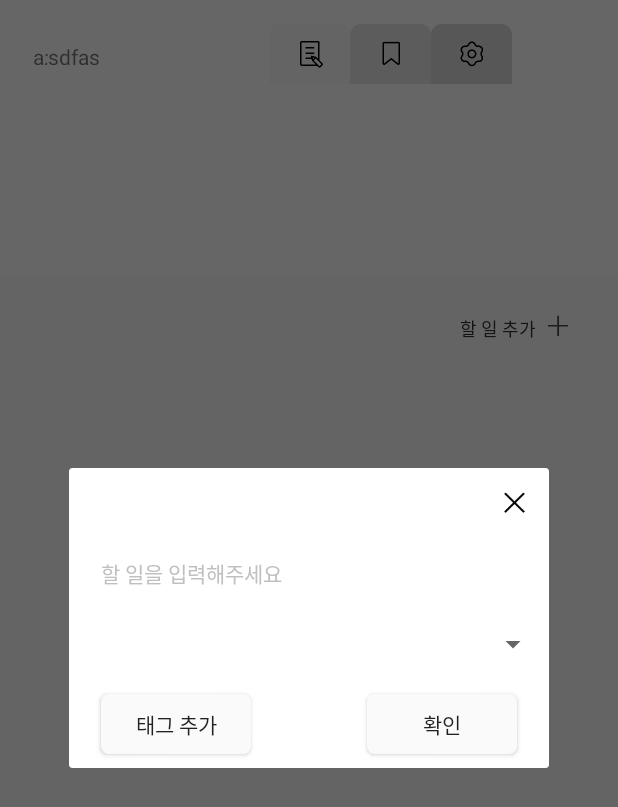
After one commit to yu04038/Our-To-Do, an Android app: the fragment AddTodoDialog placed in its activity, on a phone screen of 412 x 824 dp. The commit adds this screen. Shown: the top 807 px of the screen. Run offline under Robolectric (Android 15) with nearby library versions, the phone set to English and light mode, and no system bars.

Commit message:
feat: todo 다이얼로그 구현

```diff
--- a/app/src/main/java/com/example/ourtodo/di/appModule.kt
+++ b/app/src/main/java/com/example/ourtodo/di/appModule.kt
@@ -19,6 +19,7 @@ var appModule = module {
 var viewModelModule = module {
 
     viewModel { SignUpViewModel() }
+    viewModel { ToDoViewModel() }
     viewModel { LoginViewModel() }
     viewModel { MainViewModel(get(), get()) }
     viewModel { PasswordViewModel(get()) }
--- /dev/null
+++ b/app/src/main/java/com/example/ourtodo/screen/main/AddTodoDialog.kt
@@ -0,0 +1,36 @@
+package com.example.ourtodo.screen.main
+
+import android.app.Dialog
+import android.graphics.Color
+import android.graphics.drawable.ColorDrawable
+import android.os.Bundle
+import android.util.Log
+import android.view.LayoutInflater
+import android.view.View
+import android.view.ViewGroup
+import androidx.appcompat.app.AppCompatDialog
+import androidx.fragment.app.DialogFragment
+import com.example.ourtodo.R
+import com.example.ourtodo.databinding.DialogAddTodoBinding
+
+class AddTodoDialog() : DialogFragment() {
+
+    private lateinit var binding: DialogAddTodoBinding
+
+    override fun onCreateView(
+        inflater: LayoutInflater,
+        container: ViewGroup?,
+        savedInstanceState: Bundle?
+    ): View? {
+        binding = DialogAddTodoBinding.inflate(inflater, container, false)
+        return binding.root
+    }
+
+    override fun onViewCreated(view: View, savedInstanceState: Bundle?) = with(binding) {
+        super.onViewCreated(view, savedInstanceState)
+
+        addToDoXButton.setOnClickListener {
+            dialog?.dismiss()
+        }
+    }
+}
--- a/app/src/main/java/com/example/ourtodo/screen/main/MainActivity.kt
+++ b/app/src/main/java/com/example/ourtodo/screen/main/MainActivity.kt
@@ -4,11 +4,13 @@ import android.content.Intent
 import androidx.appcompat.app.AppCompatActivity
 import android.os.Bundle
 import android.util.Log
+import androidx.fragment.app.Fragment
 import com.example.ourtodo.OurToDoApplication
 import com.example.ourtodo.R
 import com.example.ourtodo.databinding.ActivityMainBinding
 import com.example.ourtodo.databinding.ActivitySignUpBinding
 import com.example.ourtodo.screen.base.BaseActivity
+import com.example.ourtodo.screen.login.EmailCertificateFragment
 import com.example.ourtodo.screen.splash.SplashActivity
 import com.example.ourtodo.viewmodel.MainViewModel
 import com.example.ourtodo.viewmodel.SignUpViewModel
@@ -38,7 +40,7 @@ class MainActivity  : BaseActivity<MainViewModel, ActivityMainBinding>(){
 
     override fun initViews() = with(binding){
         super.initViews()
-
+        showFragment(ToDoFragment.newInstance(), ToDoFragment.TAG)
         viewModel.test(accessToken)
 
         settingLayout.setOnClickListener {
@@ -49,4 +51,19 @@ class MainActivity  : BaseActivity<MainViewModel, ActivityMainBinding>(){
             Log.e("click", "todo")
         }
     }
+
+    fun showFragment(fragment: Fragment, tag: String) {
+        val findFragment = supportFragmentManager.findFragmentByTag(tag)
+
+        supportFragmentManager.fragments.forEach { fm ->
+            supportFragmentManager.beginTransaction().hide(fm).commit()
+        }
+        findFragment?.let {
+            supportFragmentManager.beginTransaction().show(it).commit()
+        } ?: kotlin.run {
+            supportFragmentManager.beginTransaction()
+                .add(R.id.mainContainer, fragment, tag)
+                .commit()
+        }
+    }
 }
--- a/app/src/main/java/com/example/ourtodo/screen/main/ToDoFragment.kt
+++ b/app/src/main/java/com/example/ourtodo/screen/main/ToDoFragment.kt
@@ -1,20 +1,14 @@
 package com.example.ourtodo.screen.main
 
-import android.os.Bundle
-import androidx.fragment.app.Fragment
-import android.view.LayoutInflater
-import android.view.View
-import android.view.ViewGroup
-import com.example.ourtodo.R
-import com.example.ourtodo.databinding.FragmentLoginBinding
 import com.example.ourtodo.databinding.FragmentToDoBinding
 import com.example.ourtodo.screen.base.BaseFragment
-import com.example.ourtodo.viewmodel.LoginFragmentViewModel
-import com.example.ourtodo.viewmodel.PasswordViewModel
 import com.example.ourtodo.viewmodel.ToDoViewModel
+import org.koin.androidx.scope.fragmentScope
 import org.koin.androidx.viewmodel.ext.android.viewModel
 
 class ToDoFragment : BaseFragment<ToDoViewModel, FragmentToDoBinding>() {
+
+    private val context = this
 
     override fun getViewBinding(): FragmentToDoBinding = FragmentToDoBinding.inflate(layoutInflater)
 
@@ -24,4 +18,25 @@ class ToDoFragment : BaseFragment<ToDoViewModel, FragmentToDoBinding>() {
 
     }
 
+    override fun initViews() = with(binding){
+        super.initViews()
+
+        addToDoButton.setOnClickListener {
+            val dialog = AddTodoDialog()
+
+            dialog.show(activity!!.supportFragmentManager, TAG)
+        }
+
+        addToDoTextView.setOnClickListener {
+            val dialog = AddTodoDialog()
+
+            fragmentManager?.let { dialog.show(fragmentManager!!, TAG) }
+        }
+    }
+
+    companion object {
+        const val TAG = "ToDoFragment"
+        fun newInstance() = ToDoFragment()
+    }
+
 }
--- /dev/null
+++ b/app/src/main/res/drawable/main_add_todo_dialog_shape.xml
@@ -0,0 +1,7 @@
+<?xml version="1.0" encoding="utf-8"?>
+<shape xmlns:android="http://schemas.android.com/apk/res/android">
+    <solid
+        android:color="#FFFFFF"/>
+    <corners
+        android:radius="10dp"/>
+</shape>
--- /dev/null
+++ b/app/src/main/res/drawable/main_add_todo_edittext_shape.xml
@@ -0,0 +1,5 @@
+<?xml version="1.0" encoding="utf-8"?>
+<shape xmlns:android="http://schemas.android.com/apk/res/android">
+    <solid
+        android:color="#FFFFFF"/>
+</shape>
--- /dev/null
+++ b/app/src/main/res/drawable/main_add_todo_ok.xml
@@ -0,0 +1,9 @@
+<?xml version="1.0" encoding="utf-8"?>
+<shape xmlns:android="http://schemas.android.com/apk/res/android">
+    <solid
+        android:color="#FAFAFA"/>
+    <corners
+        android:radius="5dp" />
+    <stroke
+        android:color="#F2F2F2" />
+</shape>
--- a/app/src/main/res/drawable/main_blank_shape.xml
+++ b/app/src/main/res/drawable/main_blank_shape.xml
@@ -1,7 +1,7 @@
 <?xml version="1.0" encoding="utf-8"?>
 <shape xmlns:android="http://schemas.android.com/apk/res/android">
     <solid
-        android:color="#FAFAFA" />
+        android:color="#FFFFFF" />
     <corners
         android:radius="20dp"/>
 </shape>
--- /dev/null
+++ b/app/src/main/res/layout/dialog_add_todo.xml
@@ -0,0 +1,74 @@
+<?xml version="1.0" encoding="utf-8"?>
+<FrameLayout xmlns:app="http://schemas.android.com/apk/res-auto"
+    android:layout_width="wrap_content"
+    android:layout_height="wrap_content"
+    xmlns:android="http://schemas.android.com/apk/res/android">
+
+    <androidx.constraintlayout.widget.ConstraintLayout
+        android:layout_gravity="center"
+        android:background="@drawable/main_add_todo_dialog_shape"
+        android:layout_width="320dp"
+        android:layout_height="200dp">
+
+        <ImageButton
+            android:id="@+id/addToDo_xButton"
+            android:layout_width="32dp"
+            android:layout_height="32dp"
+            android:background="@drawable/x_button"
+            android:layout_marginTop="7dp"
+            android:layout_marginRight="7dp"
+            app:layout_constraintEnd_toEndOf="parent"
+            app:layout_constraintTop_toTopOf="parent" />
+
+        <EditText
+            android:id="@+id/editText"
+            android:layout_width="match_parent"
+            android:layout_height="47dp"
+            android:layout_marginTop="7dp"
+            android:background="@drawable/main_add_todo_edittext_shape"
+            android:fontFamily="@font/spoqa_han_sans_neo_regular"
+            android:hint="할 일을 입력해주세요"
+            android:paddingLeft="21dp"
+            android:textColorHint="#BFBFBF"
+            android:textSize="14dp"
+            app:layout_constraintEnd_toEndOf="parent"
+            app:layout_constraintStart_toStartOf="parent"
+            app:layout_constraintTop_toBottomOf="@+id/addToDo_xButton" />
+
+        <Spinner
+            android:paddingLeft="21dp"
+            android:id="@+id/textView7"
+            android:layout_width="match_parent"
+            android:layout_height="47dp"
+            app:layout_constraintTop_toBottomOf="@+id/editText" />
+
+        <Button
+            android:id="@+id/addTodo_ok"
+            android:layout_width="100dp"
+            android:layout_height="40dp"
+            android:layout_marginRight="21dp"
+            android:background="@drawable/main_add_todo_ok"
+            android:fontFamily="@font/spoqa_han_sans_neo_regular"
+            android:text="확인"
+            app:layout_constraintBottom_toBottomOf="parent"
+            app:layout_constraintEnd_toEndOf="parent"
+            app:layout_constraintTop_toBottomOf="@+id/textView7" />
+
+        <Button
+            android:id="@+id/addTag"
+            android:layout_width="100dp"
+            android:layout_height="40dp"
+            android:layout_marginLeft="21dp"
+            android:background="@drawable/main_add_todo_ok"
+            android:fontFamily="@font/spoqa_han_sans_neo_regular"
+            android:text="태그 추가"
+            app:layout_constraintBottom_toBottomOf="parent"
+            app:layout_constraintStart_toStartOf="parent"
+            app:layout_constraintTop_toBottomOf="@+id/textView7" />
+
+
+
+
+    </androidx.constraintlayout.widget.ConstraintLayout>
+
+</FrameLayout>
--- a/app/src/main/res/layout/fragment_to_do.xml
+++ b/app/src/main/res/layout/fragment_to_do.xml
@@ -13,7 +13,6 @@
         android:background="#FAFAFA">
 
         <androidx.constraintlayout.widget.ConstraintLayout
-            android:id="@+id/addToDo"
             android:layout_width="77dp"
             android:layout_height="24dp"
             android:layout_marginTop="21dp"
@@ -29,6 +28,7 @@
                 android:text="할 일 추가"
                 android:textColor="#333333"
                 android:textSize="12dp"
+                android:id="@+id/addToDoTextView"
                 app:layout_constraintBottom_toBottomOf="parent"
                 app:layout_constraintStart_toStartOf="parent"
                 app:layout_constraintTop_toTopOf="parent" />
@@ -37,6 +37,7 @@
                 android:layout_width="24dp"
                 android:layout_height="24dp"
                 android:background="@drawable/main_add_todo"
+                android:id="@+id/addToDoButton"
                 app:layout_constraintBottom_toBottomOf="parent"
                 app:layout_constraintEnd_toEndOf="parent"
                 app:layout_constraintTop_toTopOf="parent" />
```
Also changed, not shown: app/src/main/res/drawable-hdpi/tag_detail.png (added), app/src/main/res/drawable-hdpi/x_button.png (added), app/src/main/res/drawable-xhdpi/tag_detail.png (added), app/src/main/res/drawable-xhdpi/x_button.png (added), app/src/main/res/drawable-xxhdpi/tag_detail.png (added), app/src/main/res/drawable-xxhdpi/x_button.png (added), app/src/main/res/drawable-xxxhdpi/tag_detail.png (added), app/src/main/res/drawable-xxxhdpi/x_button.png (added).
